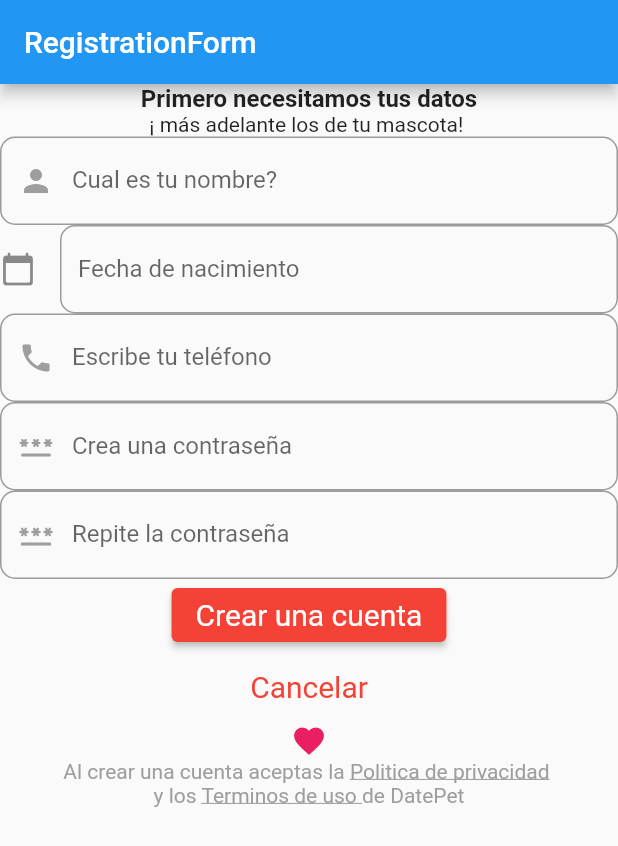
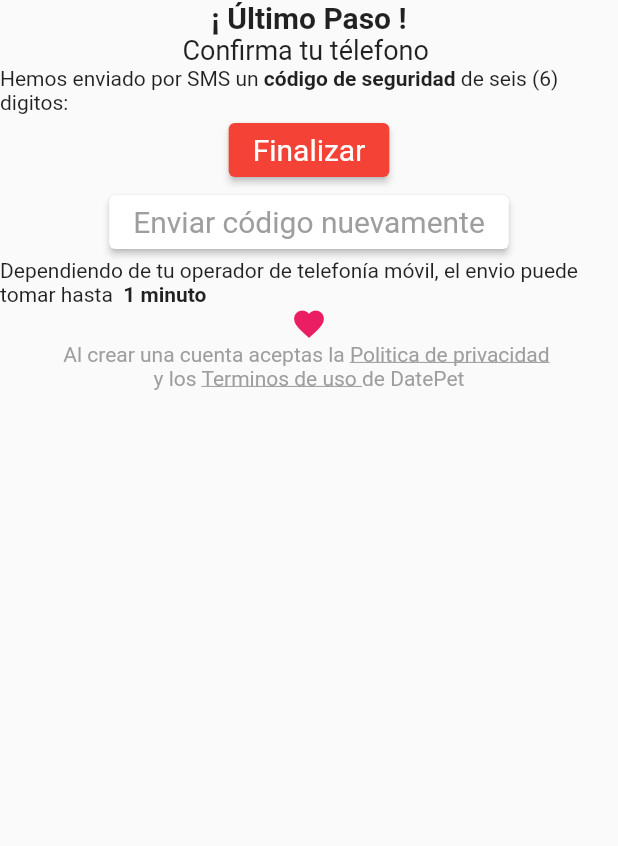
Before and after one commit to cesar77muse/datePet_App, a Flutter app: the screen it shows after launch, on a phone screen of 412 x 824 dp. Shown: the top 846 px of the screen. Run offline on Flutter 3.47's test engine with Material 2 defaults, Android fonts, the light colour scheme and no system bars; our stand-ins replace font_awesome_flutter.

Commit message:
code_confirmation screen and registrationForm corrections

```diff
--- a/datepet_flutter_project/lib/main.dart
+++ b/datepet_flutter_project/lib/main.dart
@@ -1,3 +1,4 @@
+import 'package:datepet_flutter_project/screens/code_confirmation.dart';
 import 'package:datepet_flutter_project/screens/registration.dart';
 import 'package:datepet_flutter_project/screens/registration_form.dart';
 import 'package:datepet_flutter_project/screens/wecolme.dart';
@@ -13,7 +14,7 @@ class DatePetApp extends StatelessWidget {
     return MaterialApp(
       debugShowCheckedModeBanner: false,
       title: 'Material App',   // belongs to register not seen
-      home: RegistrationForm()
+      home: CodeConfirmation()
       );
   }
 }
--- /dev/null
+++ b/datepet_flutter_project/lib/screens/code_confirmation.dart
@@ -0,0 +1,105 @@
+import 'package:flutter/material.dart';
+import 'package:flutter/gestures.dart';
+class CodeConfirmation extends StatelessWidget{
+
+    final TapGestureRecognizer _gestureRecognizer = TapGestureRecognizer()..onTap = () {
+    debugPrint("clicked");
+  };
+
+   final TapGestureRecognizer _gestureRecognizer2 = TapGestureRecognizer()..onTap = () {
+    debugPrint("clicked");
+  };
+
+  CodeConfirmation({super.key});
+  @override
+  Widget build(BuildContext context){
+    return Scaffold(
+      body: Center(child: Column(children: [
+        Text('¡ Último Paso !', style: TextStyle(fontSize: 20, fontWeight: FontWeight.bold )
+        ),
+        Text('Confirma tu télefono ', style: TextStyle(fontSize: 18)
+        ),
+        Text.rich(TextSpan(
+          style: const TextStyle(fontSize: 14),
+          children: <TextSpan> [
+            TextSpan(text: 'Hemos enviado por SMS un'),
+            TextSpan(text: ' código de seguridad', style: TextStyle(fontWeight: FontWeight.bold)),
+            TextSpan(text: ' de seis (6) digitos: ')
+          ],
+        ),
+        ),
+        ///////////////////// falta los recuadros de mensaje y timer
+        // boton finalizar
+ ElevatedButton (
+            onPressed: () {},
+            child: const Text('Finalizar'),
+            style: ElevatedButton.styleFrom(
+              textStyle: const TextStyle(fontSize: 20),
+              primary: Colors.red,),
+            ),
+            // boton enviar codigo nuevamente
+            ElevatedButton (
+            onPressed: () {},
+            child: const Text('Enviar código nuevamente',style: TextStyle(color: Colors.grey),),
+            style: ElevatedButton.styleFrom(
+              textStyle: const TextStyle(fontSize: 20),
+              primary: Colors.white,),
+            ),
+            // texto de tiempo de espera
+            Text.rich(TextSpan(
+          style: const TextStyle(fontSize: 14),
+          children: <TextSpan> [
+            TextSpan(text: 'Dependiendo de tu operador de telefonía móvil, el envio puede tomar hasta '),
+            TextSpan(text: ' 1 minuto', style: TextStyle(fontWeight: FontWeight.bold)),
+          ],
+        ),
+        ),
+          // icono de corazon
+            Icon(
+            Icons.favorite,
+            color: Colors.pink,
+            size: 24.0,
+           ),
+           // texto de politicas de privacidad y terminos de uso
+           // texto de pliticas de privacidad y terminos d euso
+           Text.rich(
+            TextSpan(
+            text:'Al crear una cuenta aceptas la ',
+            style: TextStyle(color: Colors.grey),
+           children : <TextSpan>[
+            TextSpan(
+              text: 'Politica de privacidad ',
+
+              recognizer: _gestureRecognizer,
+              style: TextStyle(
+                decoration: TextDecoration.underline,
+                color: Colors.grey,
+              ),
+            ),
+           ],
+           ),
+           ),
+
+               Text.rich(
+            TextSpan(
+            text:'y los ',
+            style: TextStyle(color: Colors.grey),
+           children : <TextSpan>[
+            TextSpan(
+              text: 'Terminos de uso ',
+              recognizer: _gestureRecognizer2,
+              style: TextStyle(
+                decoration: TextDecoration.underline,
+                color: Colors.grey
+              ),
+            ),
+            TextSpan(text: 'de DatePet',
+            style: TextStyle(color: Colors.grey),),
+           ],
+           ),
+           ),
+      ]),
+      ),
+    );
+  }
+}
--- a/datepet_flutter_project/lib/screens/registration_form.dart
+++ b/datepet_flutter_project/lib/screens/registration_form.dart
@@ -96,6 +96,9 @@ class _RegistrationFormState extends State<RegistrationForm> {
          keyboardType: TextInputType.number,
 
         ),
+        // texto abajo del campo
+        Text("Tendrás que confirmar este número mas adelante",
+        style: TextStyle(fontSize: 10),textAlign: TextAlign.left,),  /// no me dejo correrlo a la izquierda
         // campo de password
         TextFormField(
           obscureText: true,
@@ -113,6 +116,8 @@ class _RegistrationFormState extends State<RegistrationForm> {
       )
          ),
         ),
+        // texto abajo de campo
+        Text('Debe tener mínimo 8 carácteres',style: TextStyle(fontSize: 10)),
         // campo repite contraseña
         // campo de password
         TextFormField(
```
